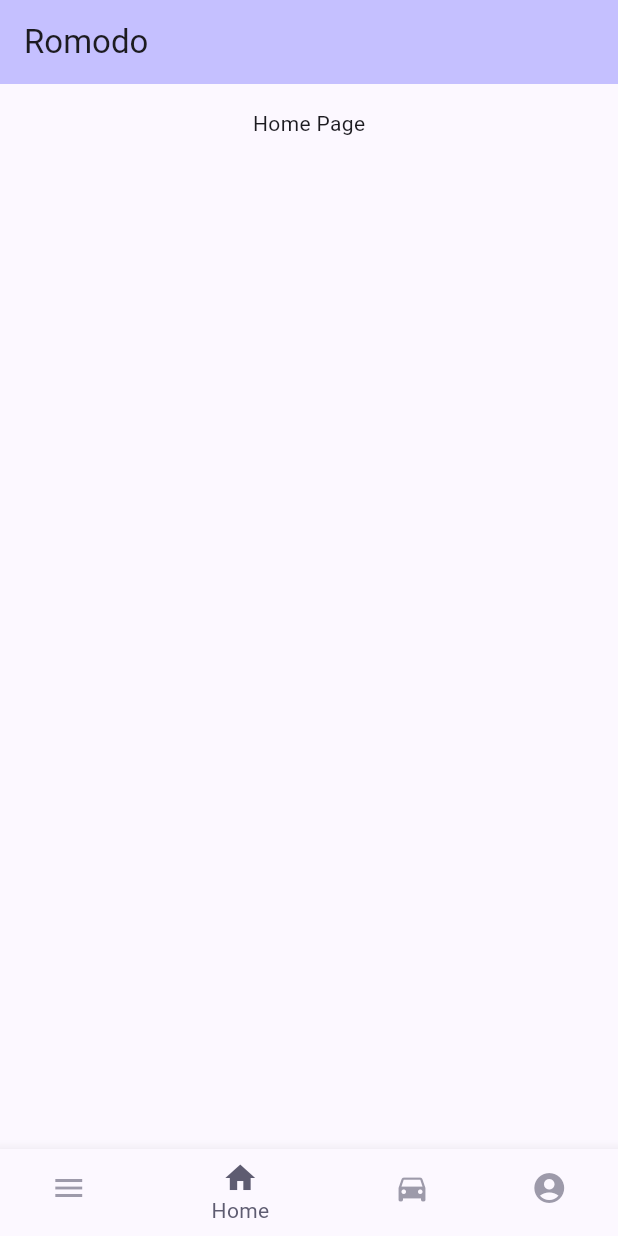
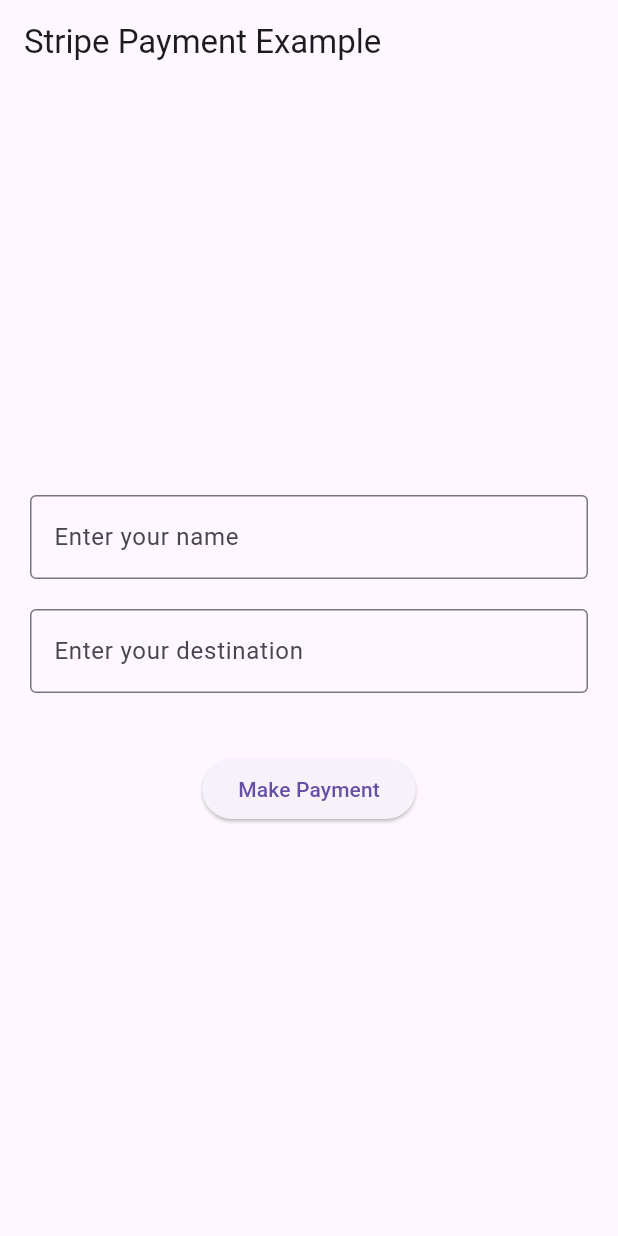
Before and after one commit to Romodo-by-BitAlchemy/passenger, a Flutter app: the screen it shows after launch, on a phone screen of 412 x 824 dp. Run offline on Flutter 3.47's test engine with Material 3 defaults, Android fonts, the phone set to English and light mode, and no system bars; our stand-ins replace google_maps_flutter; missing offline and left inert: flutter_google_places, flutter_stripe, google_maps_webservice, pays.

Commit message:
It's a payment

```diff
--- a/lib/main.dart
+++ b/lib/main.dart
@@ -1,72 +1,114 @@
 import 'package:flutter/material.dart';
-import 'components/bottom_nav_bar.dart';
-import 'pages/book_trip.dart';
+import 'package:flutter_stripe/flutter_stripe.dart';
+import 'package:pays/services/network_service.dart';
+import 'package:pays/respository/paymentProceedRespo.dart';
+
 
 void main() {
-  runApp(const MyApp());
+  WidgetsFlutterBinding.ensureInitialized();
+
+  // Set your Stripe publishable key directly here.
+  Stripe.publishableKey = 'pk_test_51PTNoXIVbvSD3OkZpPI5FrZYI1ovYhjXkiRWg0SGE1x8s0Y5TO6WGwe8ZgDoDyaYsw1FDW1hc72NwvwchxsSOcya00hTFNaKhr';
+
+  runApp(MyApp());
 }
 
 class MyApp extends StatelessWidget {
-  const MyApp({super.key});
-
   @override
   Widget build(BuildContext context) {
     return MaterialApp(
-      title: 'Romodo',
+      title: 'Stripe Payment Example',
       theme: ThemeData(
-        colorScheme: ColorScheme.fromSeed(
-            seedColor: const Color.fromARGB(255, 59, 17, 226)),
-        useMaterial3: true,
+        primarySwatch: Colors.blue,
       ),
-      home: const MyHomePage(title: 'Romodo'),
+      home: PaymentPage(),
     );
   }
 }
 
-class MyHomePage extends StatefulWidget {
-  const MyHomePage({super.key, required this.title});
+class PaymentPage extends StatelessWidget {
+  // Controllers for the text fields.
+  final TextEditingController nameController = TextEditingController();
+  final TextEditingController destinationController = TextEditingController();
 
-  final String title;
-
-  @override
-  State<MyHomePage> createState() => _MyHomePageState();
-}
-
-class _MyHomePageState extends State<MyHomePage> {
-  int _selectedIndex = 1; // Start with the Romodo tab selected
-
-  void _onItemTapped(int index) {
-    setState(() {
-      _selectedIndex = index;
-    });
-  }
-
-  // Define your pages here. These could be actual pages or just placeholders.
-  final List<Widget> _pages = [
-    const Center(child: Text('Menu Page')),
-    const Center(child: Text('Home Page')),
-    const Center(
-      child: BookTripPage(),
-    ),
-    const Center(child: Text('Account Page')),
-  ];
+  // Instance of NetworkService
+  final NetworkService networkService = NetworkService(baseUrl: 'https://your-backend-url.com');  // Replace with your backend URL
 
   @override
   Widget build(BuildContext context) {
     return Scaffold(
       appBar: AppBar(
-        backgroundColor: Theme.of(context).colorScheme.inversePrimary,
-        title: Text(widget.title),
+        title: Text('Stripe Payment Example'),
       ),
-      body: SingleChildScrollView(
-        child: Padding(
-          padding: const EdgeInsets.all(16.0),
-          child: _pages.elementAt(_selectedIndex),
+      body: Padding(
+        padding: EdgeInsets.all(20.0),
+        child: Column(
+          mainAxisAlignment: MainAxisAlignment.center,
+          children: [
+            TextField(
+              controller: nameController,
+              decoration: InputDecoration(
+                labelText: 'Enter your name',
+                border: OutlineInputBorder(),
+              ),
+            ),
+            SizedBox(height: 20),
+            TextField(
+              controller: destinationController,
+              decoration: InputDecoration(
+                labelText: 'Enter your destination',
+                border: OutlineInputBorder(),
+              ),
+            ),
+            SizedBox(height: 40),  // Add some spacing before the button
+            ElevatedButton(
+              onPressed: () async {
+                // Retrieve the input values
+                String name = nameController.text;
+                String destination = destinationController.text;
+
+                // Input validation
+                if (name.isEmpty || destination.isEmpty) {
+                  // Show an error message if any field is empty
+                  showDialog(
+                    context: context,
+                    builder: (BuildContext context) {
+                      return AlertDialog(
+                        title: Text('Validation Error'),
+                        content: Text('Please enter both your name and destination.'),
+                        actions: [
+                          TextButton(
+                            child: Text('OK'),
+                            onPressed: () {
+                              Navigator.of(context).pop();
+                            },
+                          ),
+                        ],
+                      );
+                    },
+                  );
+                  return;
+                }
+
+                // Print the inputs to the console (for debugging)
+                print('Name: $name');
+                print('Destination: $destination');
+
+                // Send the data to the backend
+                await networkService.sendData(name, destination);
+
+                // Call the payment handling method.
+                final paymentHandler = StripePaymentHandle();
+                await paymentHandler.stripeMakePayment(context);
+
+                // Clear the text fields after a successful payment (optional)
+                nameController.clear();
+                destinationController.clear();
+              },
+              child: Text('Make Payment'),
+            ),
+          ],
         ),
-      ),
-      bottomNavigationBar: BottomNavBar(
-        selectedIndex: _selectedIndex,
-        onItemSelected: _onItemTapped,
       ),
     );
   }
--- /dev/null
+++ b/lib/respository/paymentProceedRespory.dart
@@ -0,0 +1,101 @@
+import 'dart:convert';
+import 'package:flutter/material.dart';
+import 'package:flutter_stripe/flutter_stripe.dart';
+import 'package:http/http.dart' as http;
+
+class StripePaymentHandle {
+
+  static const String _stripeSecretKey = 'sk_test_51PTNoXIVbvSD3OkZIylMegkOxkH7IpC12Js1dKHPbtGmlQsZFATGLRl5p4hBAEtATU9Wf4idfHyvFXIsriZY2gPs00w23hdtvJ';
+
+  Map<String, dynamic>? paymentIntent;
+
+  Future<void> stripeMakePayment(BuildContext context) async {
+    try {
+
+      paymentIntent = await createPaymentIntent('100', 'INR');
+
+      if (paymentIntent == null) {
+        throw Exception('Failed to create payment intent');
+      }
+
+
+      await Stripe.instance.initPaymentSheet(
+        paymentSheetParameters: SetupPaymentSheetParameters(
+          billingDetails: BillingDetails(
+            name: 'YOUR NAME',
+            email: 'YOUREMAIL@gmail.com',
+            phone: 'YOUR NUMBER',
+            address: Address(
+              city: 'YOUR CITY',
+              country: 'YOUR COUNTRY',
+              line1: 'YOUR ADDRESS 1',
+              line2: 'YOUR ADDRESS 2',
+              postalCode: 'YOUR PINCODE',
+              state: 'YOUR STATE',
+            ),
+          ),
+          paymentIntentClientSecret: paymentIntent!['client_secret'],
+          style: ThemeMode.system,
+          merchantDisplayName: 'Your Merchant Name',
+        ),
+      );
+
+
+      displayPaymentSheet(context);
+    } catch (e) {
+      print(e.toString());
+      ScaffoldMessenger.of(context).showSnackBar(
+        SnackBar(content: Text(e.toString())),
+      );
+    }
+  }
+
+  Future<void> displayPaymentSheet(BuildContext context) async {
+    try {
+
+      await Stripe.instance.presentPaymentSheet();
+      ScaffoldMessenger.of(context).showSnackBar(
+        SnackBar(content: Text('Payment successfully completed')),
+      );
+    } on StripeException catch (e) {
+      ScaffoldMessenger.of(context).showSnackBar(
+        SnackBar(content: Text('Error from Stripe: ${e.error.localizedMessage}')),
+      );
+    } catch (e) {
+      ScaffoldMessenger.of(context).showSnackBar(
+        SnackBar(content: Text('Unforeseen error: $e')),
+      );
+    }
+  }
+
+  Future<Map<String, dynamic>?> createPaymentIntent(String amount, String currency) async {
+    try {
+
+      Map<String, dynamic> body = {
+        'amount': calculateAmount(amount),
+        'currency': currency,
+        'payment_method_types[]': 'card',
+      };
+
+      // Make the POST request to the Stripe API.
+      var response = await http.post(
+        Uri.parse('https://api.stripe.com/v1/payment_intents'),
+        headers: {
+          'Authorization': 'Bearer $_stripeSecretKey', // Use the secret key directly
+          'Content-Type': 'application/x-www-form-urlencoded'
+        },
+        body: body,
+      );
+
+      return json.decode(response.body);
+    } catch (err) {
+      throw Exception(err.toString());
+    }
+  }
+
+
+  String calculateAmount(String amount) {
+    final calculatedAmount = (int.parse(amount)) * 100;
+    return calculatedAmount.toString();
+  }
+}
--- /dev/null
+++ b/lib/services/network_services.dart
@@ -0,0 +1,37 @@
+import 'dart:convert';
+import 'package:http/http.dart' as http;
+
+class NetworkService {
+  final String baseUrl;
+
+  NetworkService({required this.baseUrl});
+
+  Future<void> sendData(String name, String destination) async {
+    final url = Uri.parse('$baseUrl/submitData');  // Replace with your actual endpoint
+
+    try {
+      final response = await http.post(
+        url,
+        headers: {
+          'Content-Type': 'application/json',
+        },
+        body: jsonEncode({
+          'name': name,
+          'destination': destination,
+        }),
+      );
+
+      if (response.statusCode == 200) {
+
+        print('Data sent successfully');
+      } else {
+
+        print('Failed to send data: ${response.statusCode}');
+        print('Response body: ${response.body}');
+      }
+    } catch (e) {
+
+      print('An error occurred: $e');
+    }
+  }
+}
```
Also changed, not shown: 8 other files.
